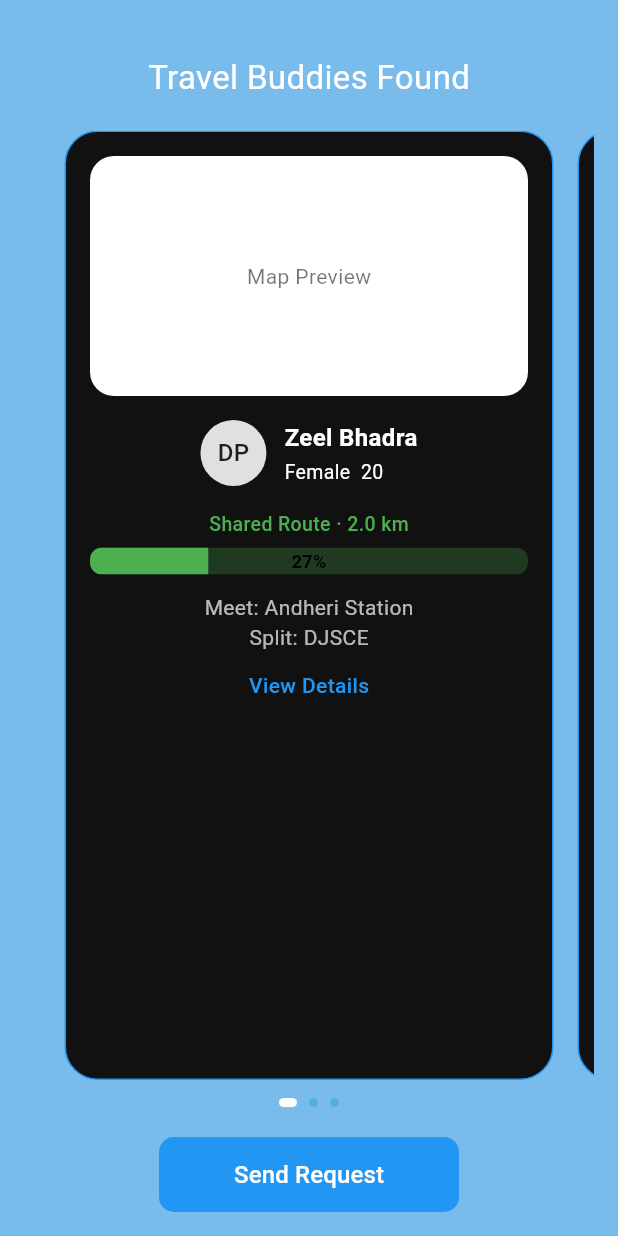
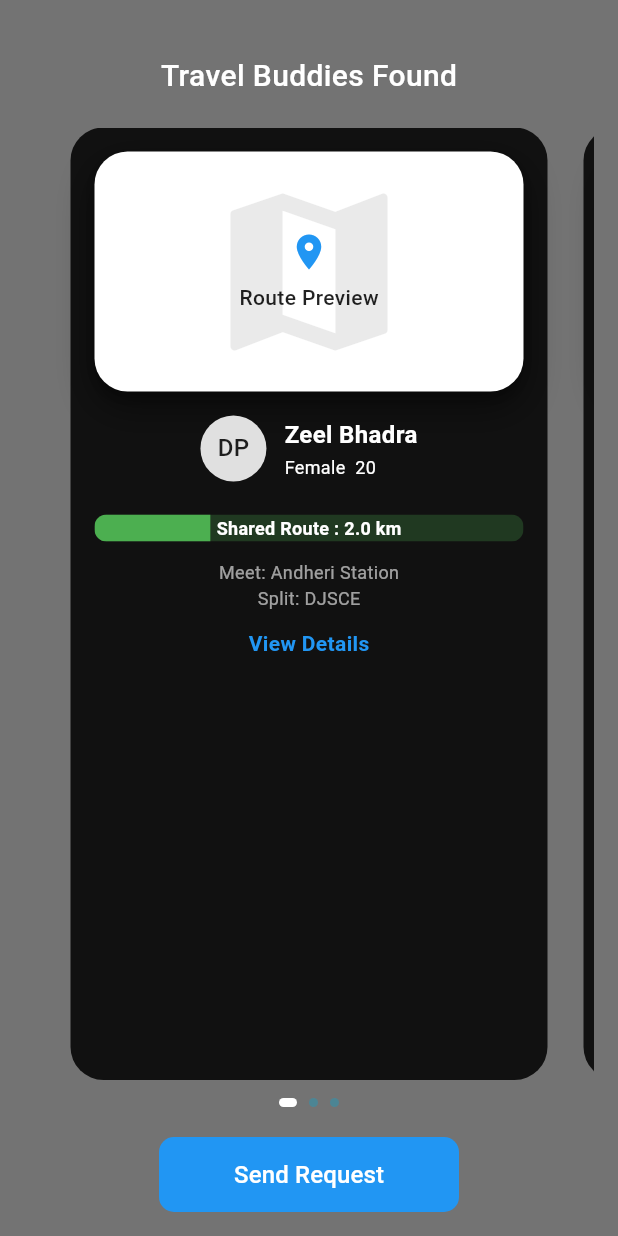
Before and after one commit to Sidd0712/travelr, a Flutter app: the screen it shows after launch, on a phone screen of 412 x 824 dp. Run offline on Flutter 3.47's test engine with Material 3 defaults, Android fonts, the phone set to English and light mode, and no system bars; our stand-ins replace cloud_firestore, firebase_auth, firebase_core; accounts and stored records are empty.

```diff
--- a/lib/recommender/recommender_carousel.dart
+++ b/lib/recommender/recommender_carousel.dart
@@ -29,7 +29,7 @@ class _RecommenderCarouselState extends State<RecommenderCarousel> {
             child: BackdropFilter(
               filter: ImageFilter.blur(sigmaX: 12, sigmaY: 12),
               child: Container(
-                color: const Color.fromARGB(255, 11, 131, 216)
+                color: const Color.fromARGB(255, 0, 0, 0)
                     .withValues(alpha: 0.55),
               ),
             ),
@@ -47,7 +47,8 @@ class _RecommenderCarouselState extends State<RecommenderCarousel> {
                     "Travel Buddies Found",
                     style: TextStyle(
                       color: Colors.white,
-                      fontSize: 22,
+                      fontSize: 20,
+                      fontWeight: FontWeight.w500,
                     ),
                   ),
 
@@ -65,7 +66,7 @@ class _RecommenderCarouselState extends State<RecommenderCarousel> {
                       itemBuilder: (context, index) {
                         return Padding(
                           padding:
-                              const EdgeInsets.symmetric(horizontal: 8),
+                              const EdgeInsets.symmetric(horizontal: 12),
                           child: RecommendationCard(
                             recommendation:
                                 widget.recommendations[index],
@@ -167,7 +168,6 @@ class _RecommendationCardState extends State<RecommendationCard> {
       decoration: BoxDecoration(
         color: const Color(0xFF111111),
         borderRadius: BorderRadius.circular(22),
-        border: Border.all(color: Colors.blue),
       ),
       child: SingleChildScrollView(
         child: Column(
@@ -178,13 +178,60 @@ class _RecommendationCardState extends State<RecommendationCard> {
   height: 160,
   width: double.infinity,
   decoration: BoxDecoration(
-                color: Colors.white,
-                borderRadius: BorderRadius.circular(16),
+  color: const Color.fromARGB(255, 255, 255, 255),
+  borderRadius: BorderRadius.circular(22),
+  boxShadow: [
+    // Primary soft shadow (depth)
+    BoxShadow(
+      color: Colors.black.withOpacity(0.45),
+      blurRadius: 20,
+      offset: const Offset(0, 10),
     ),
-              alignment: Alignment.center,
-              child: const Text(
-                "Map Preview",
-                style: TextStyle(color: Colors.black54),
+
+    // Secondary subtle lift (separation)
+    BoxShadow(
+      color: const Color.fromARGB(255, 0, 0, 0).withOpacity(0.25),
+      blurRadius: 8,
+      offset: const Offset(0, 4),
+    ),
+  ],
+),
+  child: Stack(
+    children: [
+      Positioned.fill(
+        child: Opacity(
+          opacity: 0.08,
+          child: Icon(
+            Icons.map,
+            size: 140,
+            color: Colors.black,
+          ),
+        ),
+      ),
+
+      // Center label
+      Center(
+        child: Column(
+          mainAxisSize: MainAxisSize.min,
+          children: const [
+            Icon(
+              Icons.location_on,
+              color: Colors.blue,
+              size: 28,
+            ),
+            SizedBox(height: 6),
+            Text(
+              "Route Preview",
+              style: TextStyle(
+                color: Colors.black87,
+                fontSize: 14,
+                fontWeight: FontWeight.w500,
+              ),
+            ),
+          ],
+        ),
+      ),
+    ],
   ),
 ),
 
@@ -228,7 +275,7 @@ class _RecommendationCardState extends State<RecommendationCard> {
               "${widget.recommendation.gender}  ${widget.recommendation.age}",
               style: const TextStyle(
                 color: Colors.white,
-                fontSize: 13,
+                fontSize: 12,
               ),
             ),
           ],
@@ -241,14 +288,6 @@ class _RecommendationCardState extends State<RecommendationCard> {
             Column(
               crossAxisAlignment: CrossAxisAlignment.center,
               children: [
-              Text(
-                "Shared Route · ${widget.recommendation.overlapDist.toStringAsFixed(1)} km",
-                style: const TextStyle(
-                color: Colors.green,
-                fontSize: 13,
-                fontWeight: FontWeight.w500,
-              ),
-            ),
 
           const SizedBox(height: 6),
 
@@ -265,11 +304,12 @@ class _RecommendationCardState extends State<RecommendationCard> {
                       const AlwaysStoppedAnimation<Color>(Colors.green),
                     ),
                    Text(
-                    "${(widget.recommendation.overlapPercent * 100).toInt()}%",
+                      "Shared Route : ${widget.recommendation.overlapDist.toStringAsFixed(1)} km",
                       style: const TextStyle(
-                    color: Colors.black,
+                      color: Colors.white,
                       fontSize: 12,
                       fontWeight: FontWeight.w600,
+                      letterSpacing: 0.2,
                       ),
                     ),
                 ],
@@ -282,11 +322,11 @@ class _RecommendationCardState extends State<RecommendationCard> {
             // Meet / Split
             Text(
               "Meet: ${widget.recommendation.meetPoint}",
-              style: const TextStyle(color: Colors.white70),
+              style: const TextStyle(color: Colors.white60, fontSize: 12),
             ),
             Text(
               "Split: ${widget.recommendation.splitPoint}",
-              style: const TextStyle(color: Colors.white70),
+              style: const TextStyle(color: Colors.white60, fontSize: 12),
             ),
 
             const SizedBox(height: 12),
@@ -304,7 +344,7 @@ class _RecommendationCardState extends State<RecommendationCard> {
                   style: TextStyle(
                     color: Colors.blue,
                     fontSize: 14,
-                    fontWeight: FontWeight.w500,
+                    fontWeight: FontWeight.w600,
                   ),
                 ),
               ),
```
Lines whose indentation alone changed are shown as unchanged.
